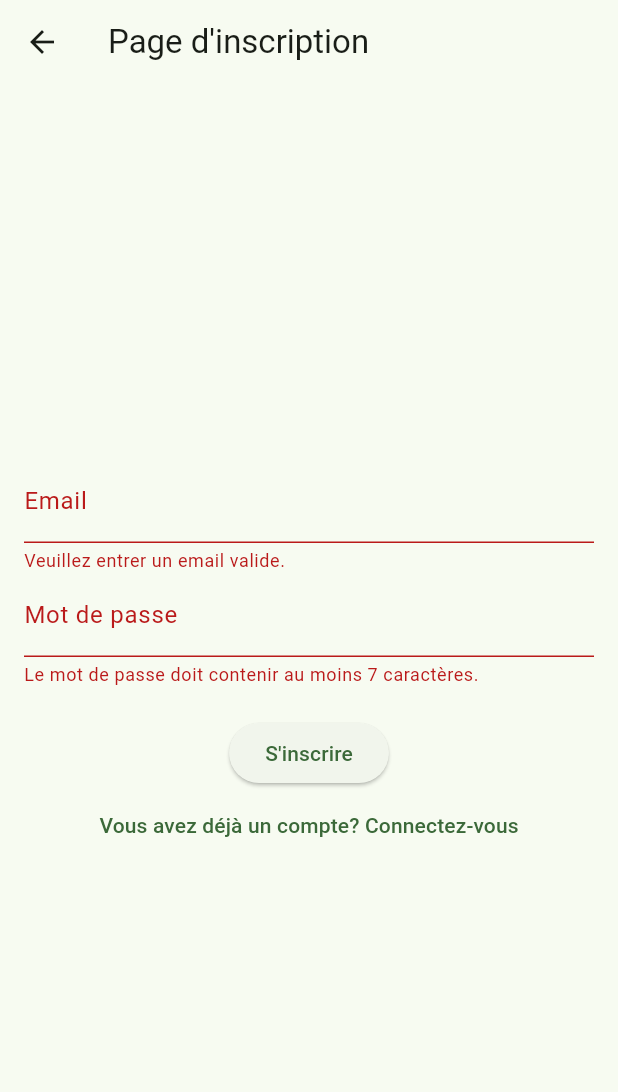
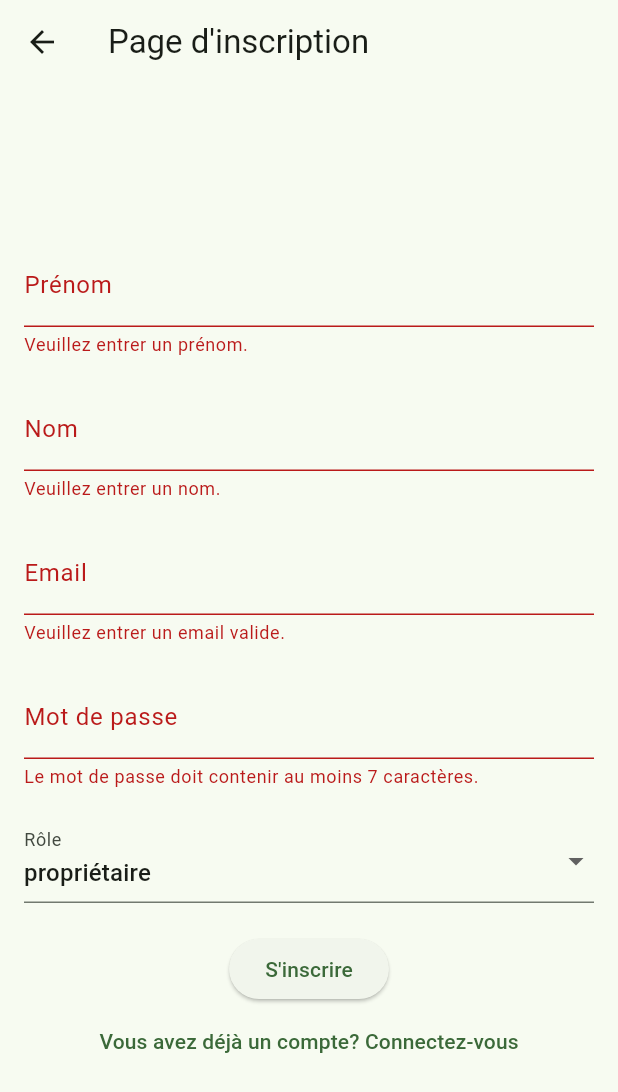
Before and after one commit to WillSmith351/Epsi_Mspr_MobileApplication, a Flutter app: the InscriptionPage screen opened directly, after a tap on an icon or button, on a phone screen of 412 x 824 dp. Shown: the top 1092 px of the screen. Run offline on Flutter 3.47's test engine with Material 3 defaults, Android fonts, the phone set to English and light mode, and no system bars.

Commit message:
Update Inscription Page

```diff
--- /dev/null
+++ b/devtools_options.yaml
@@ -0,0 +1 @@
+extensions:
--- a/lib/pages/inscription_page.dart
+++ b/lib/pages/inscription_page.dart
@@ -9,15 +9,16 @@ class _InscriptionPageState extends State<InscriptionPage> {
   final _formKey = GlobalKey<FormState>();
   String _email = '';
   String _password = '';
-  // Ajoutez d'autres champs si nécessaire
+  String? _selectedRole = 'propriétaire';
+  String _firstName = ''; // Variable pour stocker le prénom
+  String _lastName = '';  // Variable pour stocker le nom
 
   void _trySubmitForm() {
     final isValid = _formKey.currentState?.validate();
     if (isValid == true) {
       _formKey.currentState?.save();
+      print('Email: $_email, Password: $_password, Role: $_selectedRole, FirstName: $_firstName, LastName: $_lastName');
       // Ici, vous pouvez ajouter votre logique pour traiter l'inscription
-      print('Email: $_email, Password: $_password');
-      // Par exemple, envoyer les données à une API backend
     }
   }
 
@@ -27,7 +28,6 @@ class _InscriptionPageState extends State<InscriptionPage> {
       appBar: AppBar(
         title: Text("Page d'inscription"),
       ),
-
       body: Center(
         child: Padding(
           padding: const EdgeInsets.all(16.0),
@@ -36,6 +36,32 @@ class _InscriptionPageState extends State<InscriptionPage> {
             child: Column(
               mainAxisSize: MainAxisSize.min,
               children: <Widget>[
+                TextFormField(
+                  decoration: InputDecoration(labelText: 'Prénom'),
+                  validator: (value) {
+                    if (value == null || value.isEmpty) {
+                      return 'Veuillez entrer un prénom.';
+                    }
+                    return null;
+                  },
+                  onSaved: (value) {
+                    _firstName = value!;
+                  },
+                ),
+                SizedBox(height: 20),
+                TextFormField(
+                  decoration: InputDecoration(labelText: 'Nom'),
+                  validator: (value) {
+                    if (value == null || value.isEmpty) {
+                      return 'Veuillez entrer un nom.';
+                    }
+                    return null;
+                  },
+                  onSaved: (value) {
+                    _lastName = value!;
+                  },
+                ),
+                SizedBox(height: 20),
                 TextFormField(
                   decoration: InputDecoration(labelText: 'Email'),
                   keyboardType: TextInputType.emailAddress,
@@ -49,7 +75,7 @@ class _InscriptionPageState extends State<InscriptionPage> {
                     _email = value!;
                   },
                 ),
-
+                SizedBox(height: 20),
                 TextFormField(
                   decoration: InputDecoration(labelText: 'Mot de passe'),
                   obscureText: true,
@@ -63,7 +89,23 @@ class _InscriptionPageState extends State<InscriptionPage> {
                     _password = value!;
                   },
                 ),
-
+                SizedBox(height: 20),
+                DropdownButtonFormField<String>(
+                  value: _selectedRole,
+                  decoration: InputDecoration(labelText: 'Rôle'),
+                  onChanged: (newValue) {
+                    setState(() {
+                      _selectedRole = newValue;
+                    });
+                  },
+                  items: <String>['propriétaire', 'gardien', 'botaniste']
+                      .map<DropdownMenuItem<String>>((String value) {
+                    return DropdownMenuItem<String>(
+                      value: value,
+                      child: Text(value),
+                    );
+                  }).toList(),
+                ),
                 SizedBox(height: 20),
                 ElevatedButton(
                   onPressed: _trySubmitForm,
@@ -71,7 +113,6 @@ class _InscriptionPageState extends State<InscriptionPage> {
                 ),
                 TextButton(
                   onPressed: () {
-                    // Code pour retourner à la page de connexion
                     Navigator.of(context).pop();
                   },
                   child: Text('Vous avez déjà un compte? Connectez-vous'),
```
Also changed, not shown: 3 other files.
